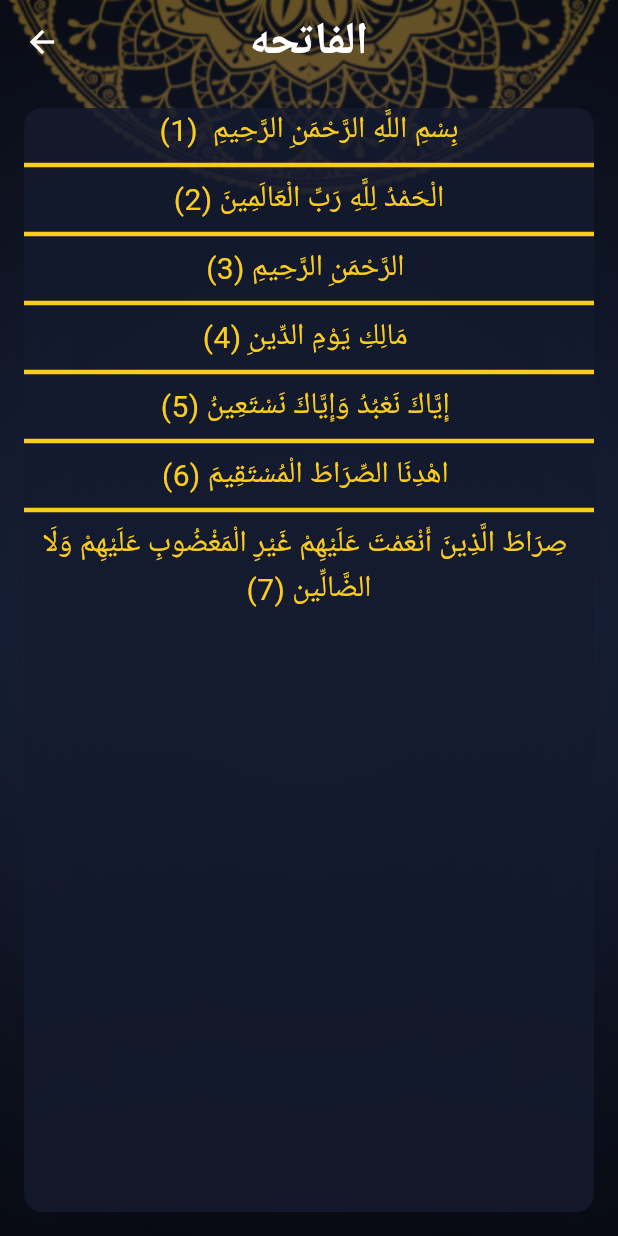
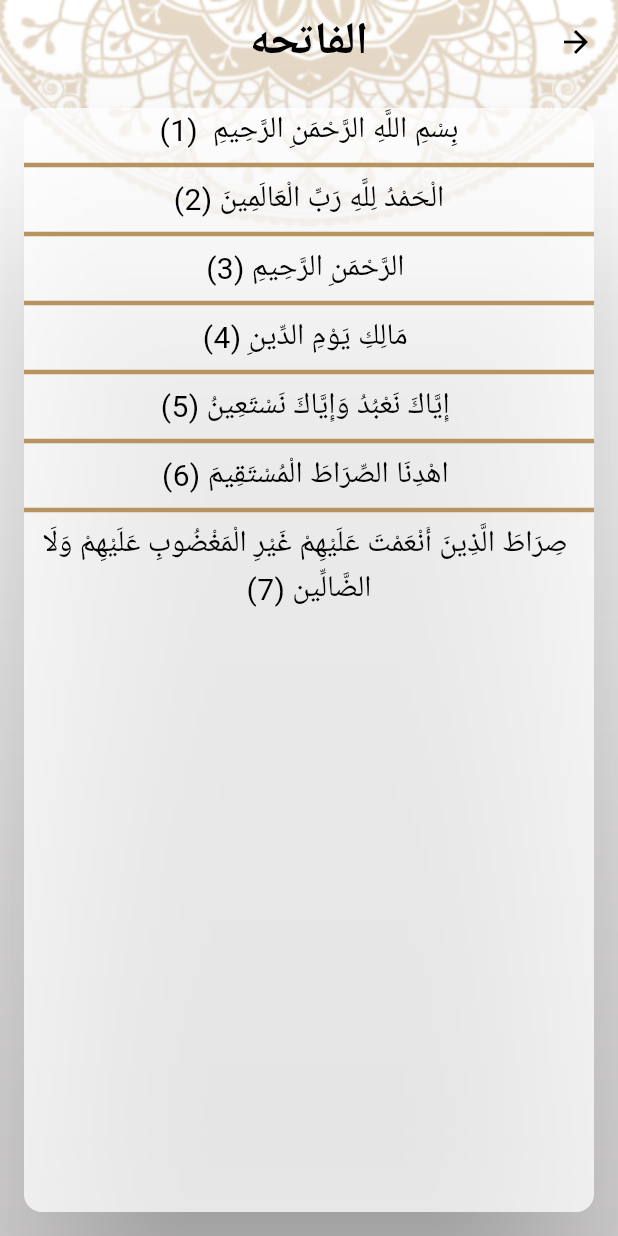
Before and after one commit to Jimmybasha/islamiapp, a Flutter app: the screen it shows after launch, after a tap on an icon or button, on a phone screen of 412 x 824 dp. Run offline on Flutter 3.47's test engine with Material 3 defaults, Android fonts, the phone set to English and light mode, and no system bars; generated files the repository leaves out were written again.

Commit message:
+Finish Localization

```diff
--- /dev/null
+++ b/l10n.yaml
@@ -0,0 +1,3 @@
+arb-dir: lib/l10n
+template-arb-file: intl_en.arb
+output-localization-file: app_localization.dart
--- a/lib/Style/DarkTheme/DarkAppStyle.dart
+++ b/lib/Style/DarkTheme/DarkAppStyle.dart
@@ -4,7 +4,7 @@ import 'package:flutter/material.dart';
 class DarkAppStyle{
 
   static Color DarkPrimaryColor = const Color(0xff141A2E);
-  static bool isDark = true;
+  static bool isDark = false;
   static Color DarkSecondaryColor = const Color(0xffFACC1D);
   static ThemeData DarkTheme = ThemeData(
       bottomSheetTheme: BottomSheetThemeData(
--- a/lib/home/HomeScreen.dart
+++ b/lib/home/HomeScreen.dart
@@ -1,15 +1,20 @@
 import 'package:flutter/material.dart';
 import 'package:islamiapp/tabs/AhadethTab.dart';
 import 'package:islamiapp/tabs/SebhaTab.dart';
+import 'package:flutter_gen/gen_l10n/app_localization.dart';
+
 
 import '../Style/DarkTheme/DarkAppStyle.dart';
 import '../tabs/QuranTab.dart';
 import '../tabs/RadioTab.dart';
 import '../tabs/SettingsTab.dart';
 
+
 class Homescreen extends StatefulWidget {
 
   static const routeName="home";
+
+
 
   @override
   State<Homescreen> createState() => _HomescreenState();
@@ -45,7 +50,7 @@ class _HomescreenState extends State<Homescreen> {
       child: Scaffold(
               backgroundColor: Colors.transparent,
         appBar:AppBar(
-          title: const Text("Islamy"),
+          title:  Text(AppLocalizations.of(context)!.islami),
         ),
         bottomNavigationBar: BottomNavigationBar(
           onTap: (index)=>{
@@ -58,39 +63,39 @@ class _HomescreenState extends State<Homescreen> {
             items:[
               BottomNavigationBarItem(
                 backgroundColor:Theme.of(context).colorScheme.primary,
-                icon: const ImageIcon(
+                icon:  ImageIcon(
                    AssetImage("assets/images/icon_quran.png",)
                      ),
-                label: "Quran",
+                label: AppLocalizations.of(context)!.quran,
               ),
               BottomNavigationBarItem(
                 backgroundColor:Theme.of(context).colorScheme.primary,
 
-                icon: const ImageIcon(
+                icon:  const ImageIcon(
               AssetImage("assets/images/icon_hadeth.png")
               ),
-                label: "Ahadeth",
+                label: AppLocalizations.of(context)!.ahadeth,
               ),
               BottomNavigationBarItem(
                 backgroundColor:Theme.of(context).colorScheme.primary,
                 icon: const ImageIcon(
               AssetImage("assets/images/icon_sebha.png")
               ),
-                label: "Tasbeeh",
+                label: AppLocalizations.of(context)!.tasbeeh,
               ),
               BottomNavigationBarItem(
                 backgroundColor:Theme.of(context).colorScheme.primary,
                 icon: const  ImageIcon(
               AssetImage("assets/images/icon_radio.png")
               ),
-                label: "Radio",
+                label: AppLocalizations.of(context)!.radio,
               ) ,
               BottomNavigationBarItem(
                 backgroundColor:Theme.of(context).colorScheme.primary,
                 icon: const  Icon(
                   Icons.settings
               ),
-                label: "Settings",
+                label: AppLocalizations.of(context)!.settings,
               ),
 
             ]
--- a/lib/main.dart
+++ b/lib/main.dart
@@ -1,10 +1,11 @@
 import 'package:flutter/material.dart';
+import 'package:flutter_localizations/flutter_localizations.dart';
 import 'package:islamiapp/Ahadeth/AhadethDetails/AhadethDetails.dart';
 import 'package:islamiapp/QuranDetails/QuranDetailsScreen.dart';
 import 'package:islamiapp/Style/DarkTheme/DarkAppStyle.dart';
 import 'package:islamiapp/Style/LightTheme/LightAppStyle.dart';
 import 'package:islamiapp/home/HomeScreen.dart';
-
+import 'package:flutter_gen/gen_l10n/app_localization.dart';
 void main() {
   runApp(const MyApp());
 }
@@ -19,15 +20,24 @@ class MyApp extends StatelessWidget {
       title: "Flutter Demo",
       theme:LightAppStyle.LighTheme ,
       darkTheme: DarkAppStyle.DarkTheme,
-      themeMode: ThemeMode.dark,
+      themeMode: ThemeMode.light,
       routes: {
         Homescreen.routeName:(_)=>Homescreen(),
         QuranDetailsScreen.routeName:(_)=>QuranDetailsScreen(),
         AhadethdetailsScreen.routeName:(_)=>AhadethdetailsScreen(),
-
-
       },
       initialRoute: Homescreen.routeName,
+      localizationsDelegates: const [
+        AppLocalizations.delegate,
+        GlobalMaterialLocalizations.delegate,
+        GlobalWidgetsLocalizations.delegate,
+        GlobalCupertinoLocalizations.delegate,
+      ],
+      supportedLocales: const [
+        Locale("en"),
+        Locale("ar"),
+      ],
+      locale: const Locale("ar") ,
     );
   }
 }
--- a/lib/tabs/AhadethTab.dart
+++ b/lib/tabs/AhadethTab.dart
@@ -2,6 +2,7 @@ import 'package:flutter/material.dart';
 import 'package:flutter/services.dart';
 import 'package:islamiapp/Ahadeth/AhadethDetails/AhadethDetails.dart';
 import 'package:islamiapp/Ahadeth/Hadeth.dart';
+import 'package:flutter_gen/gen_l10n/app_localization.dart';
 
 class AhadethTab extends StatefulWidget {
 
@@ -65,7 +66,7 @@ class _AhadethTabState extends State<AhadethTab> {
         )
         ,
        const Divider(),
-         Text("Ahadeth",
+         Text(AppLocalizations.of(context)!.ahadeth,
           style:Theme.of(context).textTheme.titleMedium,
         ),
         const Divider(),
--- a/lib/tabs/QuranTab.dart
+++ b/lib/tabs/QuranTab.dart
@@ -1,6 +1,7 @@
 import 'package:flutter/material.dart';
 import 'package:islamiapp/tabs/QuranData.dart';
 import 'package:islamiapp/tabs/QuranSuraWidget.dart';
+import 'package:flutter_gen/gen_l10n/app_localization.dart';
 
 class QuranTab extends StatelessWidget {
 
@@ -47,7 +48,7 @@ class QuranTab extends StatelessWidget {
          Row(
               children: [
                  Expanded(
-                    child: Text("عدد الأيات",
+                    child: Text(AppLocalizations.of(context)!.versesNumber,
                       textAlign: TextAlign.center,
                       style:Theme.of(context).textTheme.titleMedium
                     )
@@ -58,7 +59,7 @@ class QuranTab extends StatelessWidget {
                  width: 3,
                ),
                  Expanded(
-                    child: Text("اسم السورة",
+                    child: Text(AppLocalizations.of(context)!.suraName,
                       textAlign: TextAlign.center,
                         style:Theme.of(context).textTheme.titleMedium
                     )
```
Also changed, not shown: lib/l10n/intl_ar.arb (added, +11 -0 lines), pubspec.yaml (+6 -1 lines), pubspec.lock.
